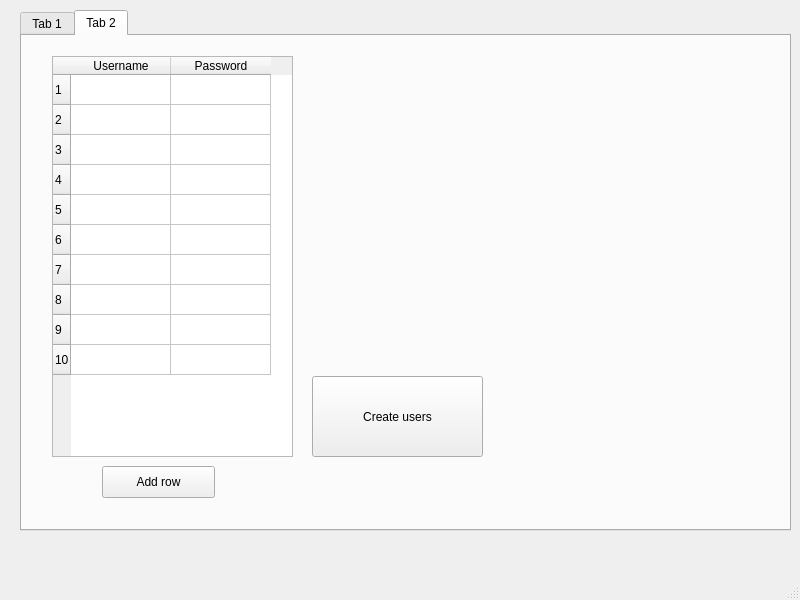
Qt form populate_oc/GUI/oc_populator.ui (SergioBertolinSG/scripts) before a commit.
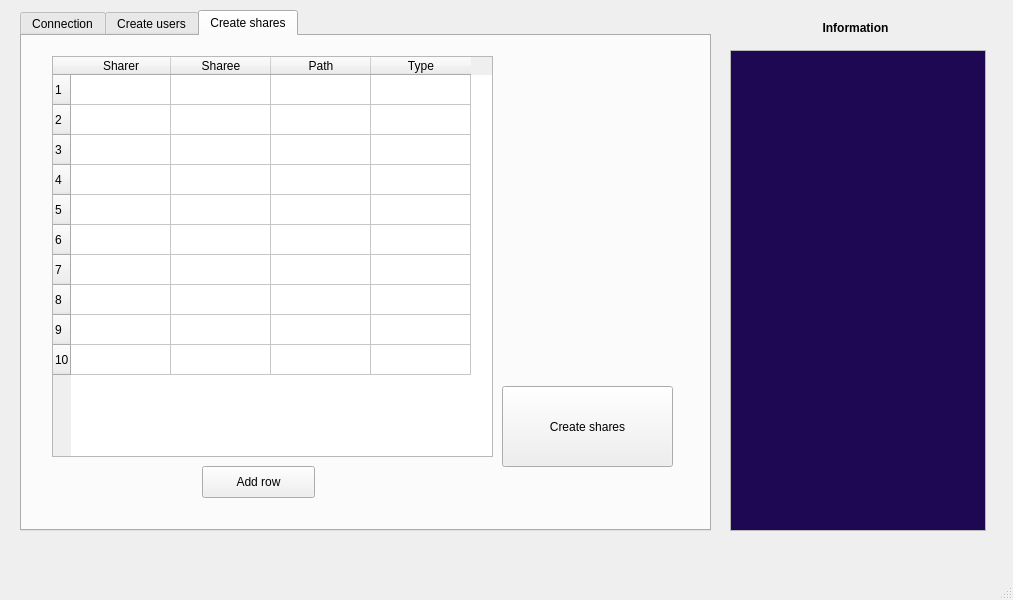
The same form after that commit.

Commit message: Added users tab behaviour and shares part widgets

```diff
--- a/populate_oc/GUI/oc_populator.ui
+++ b/populate_oc/GUI/oc_populator.ui
@@ -6,7 +6,7 @@
    <rect>
     <x>0</x>
     <y>0</y>
-    <width>800</width>
+    <width>1013</width>
     <height>600</height>
    </rect>
   </property>
@@ -19,16 +19,16 @@
      <rect>
       <x>20</x>
       <y>10</y>
-      <width>771</width>
+      <width>691</width>
       <height>521</height>
      </rect>
     </property>
     <property name="currentIndex">
-     <number>1</number>
+     <number>2</number>
     </property>
     <widget class="QWidget" name="tab">
      <attribute name="title">
-      <string>Tab 1</string>
+      <string>Connection</string>
      </attribute>
      <widget class="QWidget" name="horizontalLayoutWidget">
       <property name="geometry">
@@ -112,7 +112,7 @@
     </widget>
     <widget class="QWidget" name="tab_2">
      <attribute name="title">
-      <string>Tab 2</string>
+      <string>Create users</string>
      </attribute>
      <widget class="QTableWidget" name="tableWidget_users">
       <property name="geometry">
@@ -183,7 +183,199 @@
       </property>
      </widget>
     </widget>
+    <widget class="QWidget" name="tab_3">
+     <attribute name="title">
+      <string>Create shares</string>
+     </attribute>
+     <widget class="QTableWidget" name="tableWidget_shares">
+      <property name="geometry">
+       <rect>
+        <x>30</x>
+        <y>20</y>
+        <width>441</width>
+        <height>401</height>
+       </rect>
+      </property>
+      <property name="sizePolicy">
+       <sizepolicy hsizetype="Fixed" vsizetype="Expanding">
+        <horstretch>0</horstretch>
+        <verstretch>0</verstretch>
+       </sizepolicy>
+      </property>
+      <property name="showGrid">
+       <bool>true</bool>
+      </property>
+      <property name="rowCount">
+       <number>10</number>
+      </property>
+      <property name="columnCount">
+       <number>4</number>
+      </property>
+      <row/>
+      <row/>
+      <row/>
+      <row/>
+      <row/>
+      <row/>
+      <row/>
+      <row/>
+      <row/>
+      <row/>
+      <column>
+       <property name="text">
+        <string>Sharer</string>
+       </property>
+      </column>
+      <column>
+       <property name="text">
+        <string>Sharee</string>
+       </property>
+      </column>
+      <column>
+       <property name="text">
+        <string>Path</string>
+       </property>
+      </column>
+      <column>
+       <property name="text">
+        <string>Type</string>
+       </property>
+      </column>
+     </widget>
+     <widget class="QPushButton" name="pushButton_create_shares">
+      <property name="geometry">
+       <rect>
+        <x>480</x>
+        <y>350</y>
+        <width>171</width>
+        <height>81</height>
+       </rect>
+      </property>
+      <property name="text">
+       <string>Create shares</string>
+      </property>
+     </widget>
+     <widget class="QPushButton" name="pushButton_new_row_shares">
+      <property name="geometry">
+       <rect>
+        <x>180</x>
+        <y>430</y>
+        <width>113</width>
+        <height>32</height>
+       </rect>
+      </property>
+      <property name="text">
+       <string>Add row</string>
+      </property>
+     </widget>
+    </widget>
    </widget>
+   <widget class="QTextBrowser" name="textBrowser_info">
+    <property name="geometry">
+     <rect>
+      <x>730</x>
+      <y>50</y>
+      <width>256</width>
+      <height>481</height>
+     </rect>
+    </property>
+    <property name="palette">
+     <palette>
+      <active>
+       <colorrole role="Text">
+        <brush brushstyle="SolidPattern">
+         <color alpha="255">
+          <red>254</red>
+          <green>255</green>
+          <blue>165</blue>
+         </color>
+        </brush>
+       </colorrole>
+       <colorrole role="Base">
+        <brush brushstyle="SolidPattern">
+         <color alpha="255">
+          <red>31</red>
+          <green>8</green>
+          <blue>83</blue>
+         </color>
+        </brush>
+       </colorrole>
+      </active>
+      <inactive>
+       <colorrole role="Text">
+        <brush brushstyle="SolidPattern">
+         <color alpha="255">
+          <red>254</red>
+          <green>255</green>
+          <blue>165</blue>
+         </color>
+        </brush>
+       </colorrole>
+       <colorrole role="Base">
+        <brush brushstyle="SolidPattern">
+         <color alpha="255">
+          <red>31</red>
+          <green>8</green>
+          <blue>83</blue>
+         </color>
+        </brush>
+       </colorrole>
+      </inactive>
+      <disabled>
+       <colorrole role="Text">
+        <brush brushstyle="SolidPattern">
+         <color alpha="255">
+          <red>127</red>
+          <green>127</green>
+          <blue>127</blue>
+         </color>
+        </brush>
+       </colorrole>
+       <colorrole role="Base">
+        <brush brushstyle="SolidPattern">
+         <color alpha="255">
+          <red>236</red>
+          <green>236</green>
+          <blue>236</blue>
+         </color>
+        </brush>
+       </colorrole>
+      </disabled>
+     </palette>
+    </property>
+   </widget>
+   <widget class="QLabel" name="label_info">
+    <property name="geometry">
+     <rect>
+      <x>730</x>
+      <y>20</y>
+      <width>251</width>
+      <height>16</height>
+     </rect>
+    </property>
+    <property name="font">
+     <font>
+      <weight>75</weight>
+      <bold>true</bold>
+      <underline>false</underline>
+     </font>
+    </property>
+    <property name="layoutDirection">
+     <enum>Qt::LeftToRight</enum>
+    </property>
+    <property name="autoFillBackground">
+     <bool>false</bool>
+    </property>
+    <property name="text">
+     <string>Information</string>
+    </property>
+    <property name="alignment">
+     <set>Qt::AlignCenter</set>
+    </property>
+   </widget>
+   <zorder>textBrowser_info</zorder>
+   <zorder>label_info</zorder>
+   <zorder>tabWidget</zorder>
   </widget>
   <widget class="QMenuBar" name="menubar">
    <property name="geometry">
```
Left out of the diff: 2 changed lines with no effect on the pictures. The commit also changes 2 other files.
